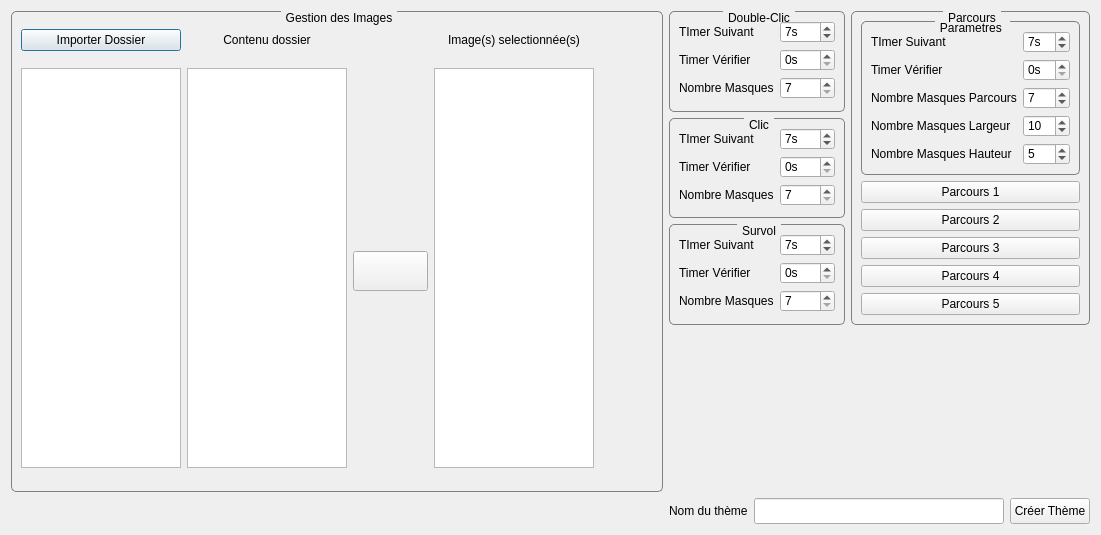
Old version of the form editeur.ui in the repository Txikilinux/leterrier-mulot.
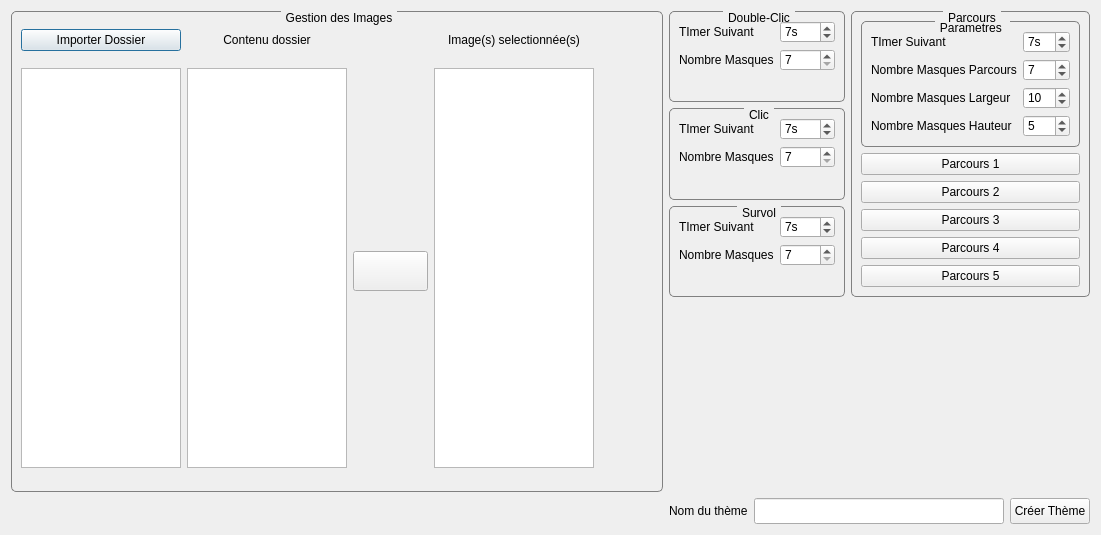
New version of the form. Icons and pictures are not drawn.

Commit message: Editeur de Parcours : implémentation pose du parcours au clic gauche Suppression du timer verifier

Diff of the .ui file:
```diff
--- a/editeur.ui
+++ b/editeur.ui
@@ -318,48 +318,28 @@
            </widget>
           </item>
           <item row="1" column="0">
-           <widget class="QLabel" name="labelDoubleClicVerifier">
-            <property name="text">
-             <string>Timer Vérifier</string>
-            </property>
-           </widget>
-          </item>
-          <item row="1" column="1">
-           <widget class="QSpinBox" name="spinBoxDoubleClicVerifier">
-            <property name="sizePolicy">
-             <sizepolicy hsizetype="Minimum" vsizetype="Preferred">
-              <horstretch>0</horstretch>
-              <verstretch>0</verstretch>
-             </sizepolicy>
-            </property>
-            <property name="suffix">
-             <string>s</string>
-            </property>
-           </widget>
-          </item>
-          <item row="2" column="1">
-           <widget class="QSpinBox" name="spinBoxDoubleClicMasque">
-            <property name="sizePolicy">
-             <sizepolicy hsizetype="Minimum" vsizetype="Preferred">
-              <horstretch>0</horstretch>
-              <verstretch>0</verstretch>
-             </sizepolicy>
-            </property>
-            <property name="minimum">
-             <number>7</number>
-            </property>
-            <property name="value">
-             <number>7</number>
-            </property>
-           </widget>
-          </item>
-          <item row="2" column="0">
            <widget class="QLabel" name="labelDoubleClicNbMasques">
             <property name="text">
              <string>Nombre Masques</string>
             </property>
            </widget>
           </item>
+          <item row="1" column="1">
+           <widget class="QSpinBox" name="spinBoxDoubleClicMasque">
+            <property name="sizePolicy">
+             <sizepolicy hsizetype="Minimum" vsizetype="Preferred">
+              <horstretch>0</horstretch>
+              <verstretch>0</verstretch>
+             </sizepolicy>
+            </property>
+            <property name="minimum">
+             <number>7</number>
+            </property>
+            <property name="value">
+             <number>7</number>
+            </property>
+           </widget>
+          </item>
          </layout>
         </item>
        </layout>
@@ -406,20 +386,13 @@
            </widget>
           </item>
           <item row="1" column="0">
-           <widget class="QLabel" name="labelClicVerifier">
-            <property name="text">
-             <string>Timer Vérifier</string>
-            </property>
-           </widget>
-          </item>
-          <item row="2" column="0">
            <widget class="QLabel" name="labelClicNbMasques">
             <property name="text">
              <string>Nombre Masques</string>
             </property>
            </widget>
           </item>
-          <item row="2" column="1">
+          <item row="1" column="1">
            <widget class="QSpinBox" name="spinBoxClicMasque">
             <property name="sizePolicy">
              <sizepolicy hsizetype="Minimum" vsizetype="Preferred">
@@ -435,19 +408,6 @@
             </property>
            </widget>
           </item>
-          <item row="1" column="1">
-           <widget class="QSpinBox" name="spinBoxClicVerifier">
-            <property name="sizePolicy">
-             <sizepolicy hsizetype="Minimum" vsizetype="Preferred">
-              <horstretch>0</horstretch>
-              <verstretch>0</verstretch>
-             </sizepolicy>
-            </property>
-            <property name="suffix">
-             <string>s</string>
-            </property>
-           </widget>
-          </item>
          </layout>
         </item>
        </layout>
@@ -494,51 +454,28 @@
            </widget>
           </item>
           <item row="1" column="0">
-           <widget class="QLabel" name="labelSurvolVerifier">
-            <property name="text">
-             <string>Timer Vérifier</string>
-            </property>
-           </widget>
-          </item>
-          <item row="1" column="1">
-           <widget class="QSpinBox" name="spinBoxSurvolVerifier">
-            <property name="sizePolicy">
-             <sizepolicy hsizetype="Minimum" vsizetype="Preferred">
-              <horstretch>0</horstretch>
-              <verstretch>0</verstretch>
-             </sizepolicy>
-            </property>
-            <property name="suffix">
-             <string>s</string>
-            </property>
-            <property name="value">
-             <number>0</number>
-            </property>
-           </widget>
-          </item>
-          <item row="2" column="1">
-           <widget class="QSpinBox" name="spinBoxSurvolMasque">
-            <property name="sizePolicy">
-             <sizepolicy hsizetype="Minimum" vsizetype="Preferred">
-              <horstretch>0</horstretch>
-              <verstretch>0</verstretch>
-             </sizepolicy>
-            </property>
-            <property name="minimum">
-             <number>7</number>
-            </property>
-            <property name="value">
-             <number>7</number>
-            </property>
-           </widget>
-          </item>
-          <item row="2" column="0">
            <widget class="QLabel" name="labelSurvolNbMasques">
             <property name="text">
              <string>Nombre Masques</string>
             </property>
            </widget>
           </item>
+          <item row="1" column="1">
+           <widget class="QSpinBox" name="spinBoxSurvolMasque">
+            <property name="sizePolicy">
+             <sizepolicy hsizetype="Minimum" vsizetype="Preferred">
+              <horstretch>0</horstretch>
+              <verstretch>0</verstretch>
+             </sizepolicy>
+            </property>
+            <property name="minimum">
+             <number>7</number>
+            </property>
+            <property name="value">
+             <number>7</number>
+            </property>
+           </widget>
+          </item>
          </layout>
         </item>
        </layout>
@@ -572,6 +509,9 @@
         <layout class="QGridLayout" name="gridLayout_2">
          <item row="0" column="0">
           <layout class="QFormLayout" name="formLayout">
+           <property name="fieldGrowthPolicy">
+            <enum>QFormLayout::AllNonFixedFieldsGrow</enum>
+           </property>
            <item row="0" column="0">
             <widget class="QLabel" name="labelParcoursSuivant">
              <property name="text">
@@ -599,33 +539,13 @@
             </widget>
            </item>
            <item row="1" column="0">
-            <widget class="QLabel" name="labelParcoursVerifier">
-             <property name="text">
-              <string>Timer Vérifier</string>
-             </property>
-            </widget>
-           </item>
-           <item row="1" column="1">
-            <widget class="QSpinBox" name="spinBoxParcoursVerifier">
-             <property name="sizePolicy">
-              <sizepolicy hsizetype="Minimum" vsizetype="Preferred">
-               <horstretch>0</horstretch>
-               <verstretch>0</verstretch>
-              </sizepolicy>
-             </property>
-             <property name="suffix">
-              <string>s</string>
-             </property>
-            </widget>
-           </item>
-           <item row="2" column="0">
             <widget class="QLabel" name="labelParcoursNbMasques">
              <property name="text">
               <string>Nombre Masques Parcours</string>
              </property>
             </widget>
            </item>
-           <item row="2" column="1">
+           <item row="1" column="1">
             <widget class="QSpinBox" name="spinBoxParcoursMasque">
              <property name="sizePolicy">
               <sizepolicy hsizetype="Minimum" vsizetype="Preferred">
@@ -644,14 +564,14 @@
              </property>
             </widget>
            </item>
-           <item row="3" column="0">
+           <item row="2" column="0">
             <widget class="QLabel" name="labelParcoursMasqueLargeur">
              <property name="text">
               <string>Nombre Masques Largeur</string>
              </property>
             </widget>
            </item>
-           <item row="3" column="1">
+           <item row="2" column="1">
             <widget class="QSpinBox" name="spinBoxParcoursMasquesLargeur">
              <property name="sizePolicy">
               <sizepolicy hsizetype="Minimum" vsizetype="Preferred">
@@ -667,14 +587,14 @@
              </property>
             </widget>
            </item>
-           <item row="4" column="0">
+           <item row="3" column="0">
             <widget class="QLabel" name="labelDoubleClicVerifier_4">
              <property name="text">
               <string>Nombre Masques Hauteur</string>
              </property>
             </widget>
            </item>
-           <item row="4" column="1">
+           <item row="3" column="1">
             <widget class="QSpinBox" name="spinBoxParcoursMasqueHauteur">
              <property name="sizePolicy">
               <sizepolicy hsizetype="Minimum" vsizetype="Preferred">
```
The commit also changes 8 other files.
